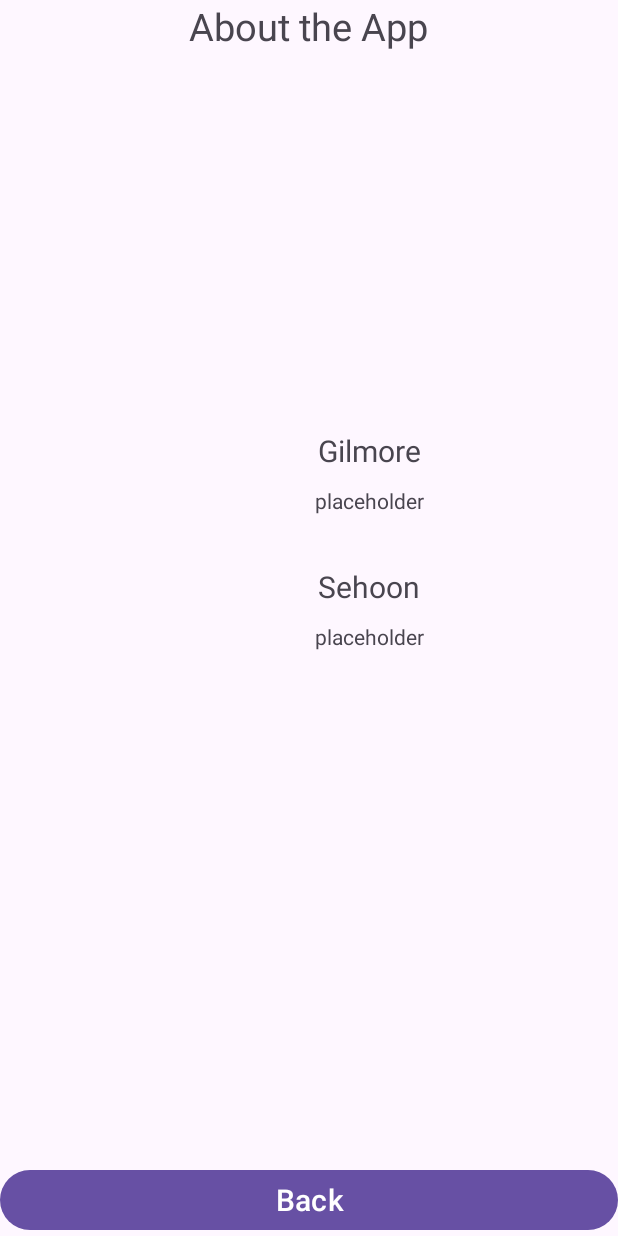
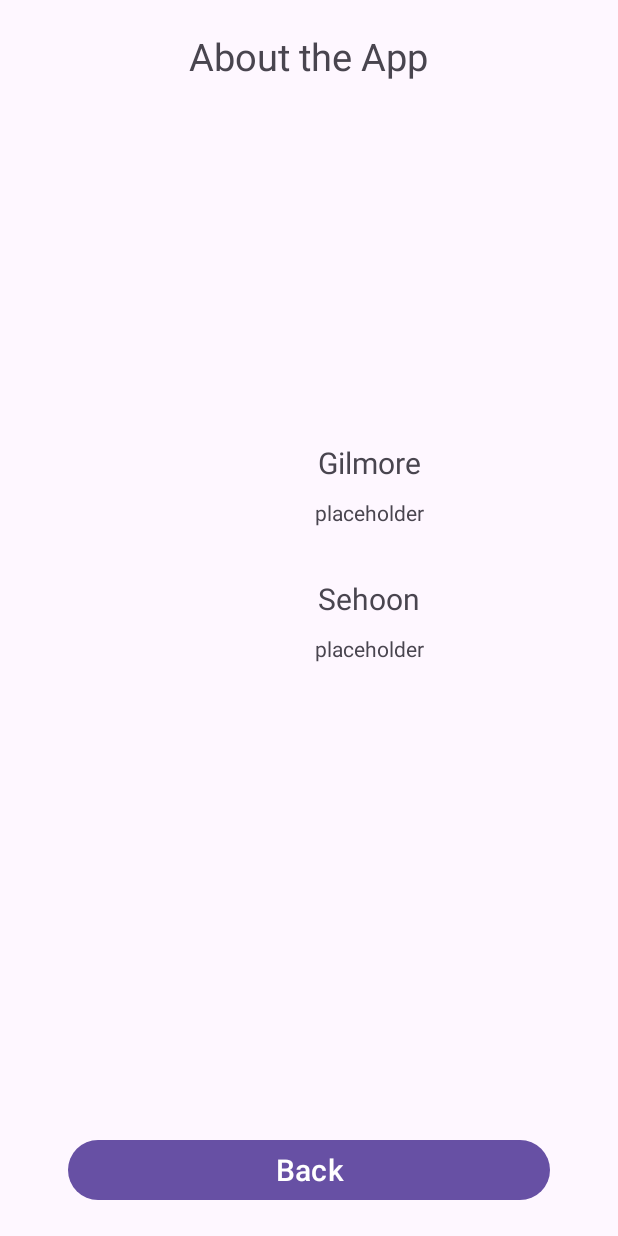
Before and after one commit to tpgnsqkr555/todolistpro, an Android app: the AboutActivity screen opened directly, with no data from a screen before it, on a phone screen of 412 x 824 dp. Run offline under Robolectric (Android 15) with nearby library versions, the phone set to English and light mode, and no system bars.

Commit message:
Fix: - Correct margins (Previously used padding, causing unintended behavior)

```diff
--- a/app/src/main/res/layout/activity_about.xml
+++ b/app/src/main/res/layout/activity_about.xml
@@ -5,8 +5,8 @@
     android:id="@+id/main"
     android:layout_width="match_parent"
     android:layout_height="match_parent"
-    android:paddingHorizontal="45dp"
-    android:paddingVertical="20dp"
+    android:layout_marginHorizontal="45dp"
+    android:layout_marginVertical="20dp"
     tools:context=".AboutActivity">
 
 
--- a/app/src/main/res/layout/activity_main.xml
+++ b/app/src/main/res/layout/activity_main.xml
@@ -5,8 +5,8 @@
     android:id="@+id/main"
     android:layout_width="match_parent"
     android:layout_height="match_parent"
-    android:paddingHorizontal="45dp"
-    android:paddingVertical="20dp"
+    android:layout_marginHorizontal="45dp"
+    android:layout_marginVertical="20dp"
     tools:context=".MainActivity">
 
     <LinearLayout
--- a/app/src/main/res/layout/activity_task.xml
+++ b/app/src/main/res/layout/activity_task.xml
@@ -5,8 +5,8 @@
     android:id="@+id/main"
     android:layout_width="match_parent"
     android:layout_height="match_parent"
-    android:paddingHorizontal="45dp"
-    android:paddingVertical="20dp"
+    android:layout_marginHorizontal="45dp"
+    android:layout_marginVertical="20dp"
     tools:context=".TaskActivity">
 
     <TextView
```
